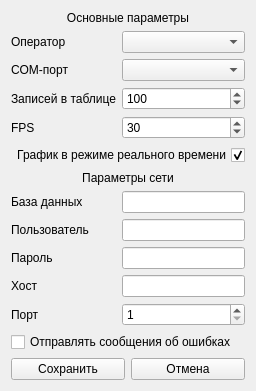
Before: the Qt Designer form usonicapp/forms/settings.ui in Kneshal/usonicApp, drawn with Qt 5.
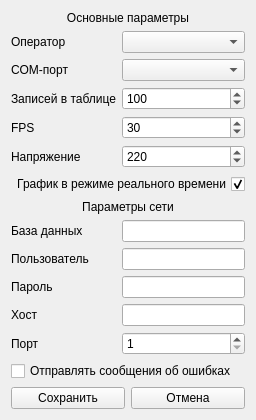
After: the same form once the commit is applied.

Commit message: Finish voltage settings

Patch:
```diff
--- a/usonicapp/forms/settings.ui
+++ b/usonicapp/forms/settings.ui
@@ -7,7 +7,7 @@
     <x>0</x>
     <y>0</y>
     <width>251</width>
-    <height>378</height>
+    <height>389</height>
    </rect>
   </property>
   <property name="windowTitle">
@@ -62,7 +62,7 @@
        </property>
       </widget>
      </item>
-     <item row="6" column="0" colspan="2">
+     <item row="7" column="0" colspan="2">
       <widget class="QLabel" name="label_2">
        <property name="text">
         <string>Параметры сети</string>
@@ -72,42 +72,42 @@
        </property>
       </widget>
      </item>
-     <item row="7" column="0">
+     <item row="8" column="0">
       <widget class="QLabel" name="label_3">
        <property name="text">
         <string>База данных</string>
        </property>
       </widget>
      </item>
-     <item row="7" column="1">
+     <item row="8" column="1">
       <widget class="QLineEdit" name="lineedit_dbname">
        <property name="alignment">
         <set>Qt::AlignLeading|Qt::AlignLeft|Qt::AlignVCenter</set>
        </property>
       </widget>
      </item>
-     <item row="8" column="0">
+     <item row="9" column="0">
       <widget class="QLabel" name="label_4">
        <property name="text">
         <string>Пользователь</string>
        </property>
       </widget>
      </item>
-     <item row="8" column="1">
+     <item row="9" column="1">
       <widget class="QLineEdit" name="lineedit_dbuser">
        <property name="alignment">
         <set>Qt::AlignLeading|Qt::AlignLeft|Qt::AlignVCenter</set>
        </property>
       </widget>
      </item>
-     <item row="9" column="0">
+     <item row="10" column="0">
       <widget class="QLabel" name="label_5">
        <property name="text">
         <string>Пароль</string>
        </property>
       </widget>
      </item>
-     <item row="9" column="1">
+     <item row="10" column="1">
       <widget class="QLineEdit" name="lineedit_dbpassword">
        <property name="echoMode">
         <enum>QLineEdit::Password</enum>
@@ -117,28 +117,28 @@
        </property>
       </widget>
      </item>
-     <item row="10" column="0">
+     <item row="11" column="0">
       <widget class="QLabel" name="label_6">
        <property name="text">
         <string>Хост</string>
        </property>
       </widget>
      </item>
-     <item row="10" column="1">
+     <item row="11" column="1">
       <widget class="QLineEdit" name="lineedit_dbhost">
        <property name="alignment">
         <set>Qt::AlignLeading|Qt::AlignLeft|Qt::AlignVCenter</set>
        </property>
       </widget>
      </item>
-     <item row="11" column="0">
+     <item row="12" column="0">
       <widget class="QLabel" name="label_7">
        <property name="text">
         <string>Порт</string>
        </property>
       </widget>
      </item>
-     <item row="11" column="1">
+     <item row="12" column="1">
       <widget class="QSpinBox" name="spinbox_port">
        <property name="alignment">
         <set>Qt::AlignLeading|Qt::AlignLeft|Qt::AlignVCenter</set>
@@ -151,7 +151,7 @@
        </property>
       </widget>
      </item>
-     <item row="12" column="0" colspan="2">
+     <item row="13" column="0" colspan="2">
       <widget class="QCheckBox" name="checkbox_bugreport">
        <property name="text">
         <string>Отправлять сообщения об ошибках</string>
@@ -191,7 +191,7 @@
        </property>
       </widget>
      </item>
-     <item row="5" column="0" colspan="2">
+     <item row="6" column="0" colspan="2">
       <widget class="QCheckBox" name="checkbox_realtime_chart">
        <property name="layoutDirection">
         <enum>Qt::RightToLeft</enum>
@@ -204,6 +204,26 @@
        </property>
       </widget>
      </item>
+     <item row="5" column="0">
+      <widget class="QLabel" name="label_12">
+       <property name="text">
+        <string>Напряжение</string>
+       </property>
+      </widget>
+     </item>
+     <item row="5" column="1">
+      <widget class="QSpinBox" name="voltage_spinbox">
+       <property name="minimum">
+        <number>25</number>
+       </property>
+       <property name="maximum">
+        <number>250</number>
+       </property>
+       <property name="value">
+        <number>220</number>
+       </property>
+      </widget>
+     </item>
     </layout>
    </item>
    <item>
```
The commit also changes 6 other files.
